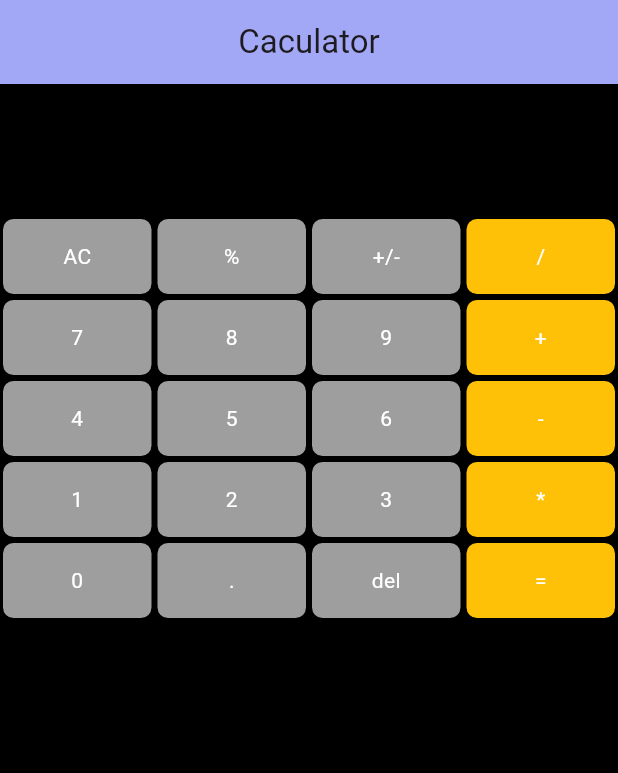
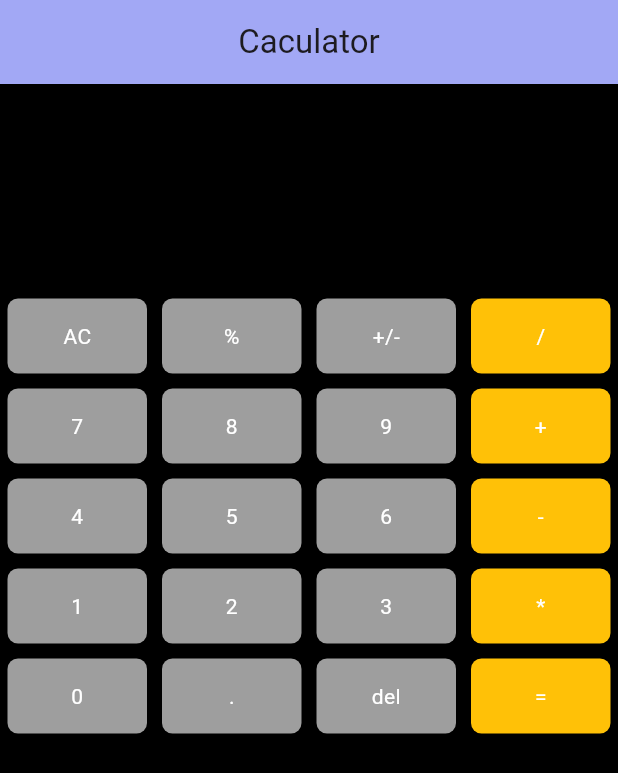
Before and after one commit to naushadali1/calculator, a Flutter app: the screen it shows after launch, on a phone screen of 412 x 824 dp. Shown: the top 773 px of the screen. Run offline on Flutter 3.47's test engine with Material 3 defaults, Android fonts, the phone set to English and light mode, and no system bars; our stand-ins replace math_expressions.

Commit message:
complete Cacullator App

```diff
--- a/lib/components/button.dart
+++ b/lib/components/button.dart
@@ -1,7 +1,7 @@
 import 'package:flutter/material.dart';
 
 // ignore: must_be_immutable
-class MyButton extends StatelessWidget {
+class MyButton extends StatefulWidget {
   final String title;
   final Color colors;
   final VoidCallback onpress;
@@ -12,19 +12,24 @@ class MyButton extends StatelessWidget {
       required this.onpress});
 
   @override
+  State<MyButton> createState() => _MyButtonState();
+}
+
+class _MyButtonState extends State<MyButton> {
+  @override
   Widget build(BuildContext context) {
     return Expanded(
       child: Padding(
-        padding: const EdgeInsets.symmetric(vertical: 2.0, horizontal: 2),
+        padding: const EdgeInsets.symmetric(vertical: 5, horizontal: 5),
         child: InkWell(
-          onTap: onpress,
+          onTap: widget.onpress,
           child: Container(
             height: 50,
             decoration: BoxDecoration(
-                color: colors, borderRadius: BorderRadius.circular(7)),
+                color: widget.colors, borderRadius: BorderRadius.circular(7)),
             child: Center(
                 child: Text(
-              title,
+              widget.title,
               style: const TextStyle(color: Colors.white),
             )),
           ),
--- a/lib/main.dart
+++ b/lib/main.dart
@@ -1,5 +1,6 @@
 import 'package:calculator/components/button.dart';
 import 'package:flutter/material.dart';
+import 'package:math_expressions/math_expressions.dart';
 
 void main() {
   runApp(const MyApp());
@@ -18,9 +19,6 @@ class _MyAppState extends State<MyApp> {
   @override
   Widget build(BuildContext context) {
     return MaterialApp(
-      theme: ThemeData(
-        primarySwatch: Colors.blue,
-      ),
       debugShowCheckedModeBanner: false,
       home: Scaffold(
         backgroundColor: Colors.black,
@@ -28,24 +26,26 @@ class _MyAppState extends State<MyApp> {
           title: const Center(child: Text('Caculator')),
           backgroundColor: const Color.fromARGB(255, 162, 168, 245),
         ),
-        body: Padding(
-          padding: const EdgeInsets.symmetric(vertical: 10),
+        body: SafeArea(
+          child: Padding(
+            padding: const EdgeInsets.symmetric(vertical: 30),
             child: Column(
               children: [
                 Expanded(
+                  flex: 1,
                   child: Padding(
-                  padding: const EdgeInsets.symmetric(vertical: 20),
+                    padding: const EdgeInsets.symmetric(vertical: 50.0),
                     child: Column(
                       children: [
                         Text(
                           userInput.toString(),
-                        style:
-                            const TextStyle(fontSize: 20, color: Colors.white),
+                          style: const TextStyle(
+                              fontSize: 20, color: Colors.white),
                         ),
                         Text(
                           result.toString(),
-                        style:
-                            const TextStyle(fontSize: 20, color: Colors.white),
+                          style: const TextStyle(
+                              fontSize: 20, color: Colors.white),
                         ),
                         Expanded(
                           flex: 2,
@@ -57,21 +57,31 @@ class _MyAppState extends State<MyApp> {
                                     title: 'AC',
                                     onpress: () {
                                       userInput = '';
+                                      result = '';
                                       setState(() {});
                                     },
                                   ),
                                   MyButton(
                                     title: '%',
-                                  onpress: () {},
+                                    onpress: () {
+                                      userInput += '%';
+                                      setState(() {});
+                                    },
                                   ),
                                   MyButton(
                                     title: '+/-',
-                                  onpress: () {},
+                                    onpress: () {
+                                      userInput += '+/-';
+                                      setState(() {});
+                                    },
                                   ),
                                   MyButton(
                                     title: '/',
                                     colors: Colors.amber,
-                                  onpress: () {},
+                                    onpress: () {
+                                      userInput += '/';
+                                      setState(() {});
+                                    },
                                   ),
                                 ],
                               ),
@@ -101,7 +111,10 @@ class _MyAppState extends State<MyApp> {
                                   MyButton(
                                     title: '+',
                                     colors: Colors.amber,
-                                  onpress: () {},
+                                    onpress: () {
+                                      userInput += '+';
+                                      setState(() {});
+                                    },
                                   ),
                                 ],
                               ),
@@ -131,7 +144,10 @@ class _MyAppState extends State<MyApp> {
                                   MyButton(
                                     title: '-',
                                     colors: Colors.amber,
-                                  onpress: () {},
+                                    onpress: () {
+                                      userInput += '-';
+                                      setState(() {});
+                                    },
                                   ),
                                 ],
                               ),
@@ -161,7 +177,10 @@ class _MyAppState extends State<MyApp> {
                                   MyButton(
                                     title: '*',
                                     colors: Colors.amber,
-                                  onpress: () {},
+                                    onpress: () {
+                                      userInput += '*';
+                                      setState(() {});
+                                    },
                                   ),
                                 ],
                               ),
@@ -183,12 +202,21 @@ class _MyAppState extends State<MyApp> {
                                   ),
                                   MyButton(
                                     title: 'del',
-                                  onpress: () {},
+                                    onpress: () {
+                                      userInput = userInput.substring(
+                                          0, userInput.length - 1);
+                                      result = '';
+
+                                      setState(() {});
+                                    },
                                   ),
                                   MyButton(
                                     title: '=',
                                     colors: Colors.amber,
-                                  onpress: () {},
+                                    onpress: () {
+                                      equalans();
+                                      setState(() {});
+                                    },
                                   ),
                                 ],
                               ),
@@ -203,6 +231,15 @@ class _MyAppState extends State<MyApp> {
             ),
           ),
         ),
+      ),
     );
   }
+
+  void equalans() {
+    Parser p = Parser();
+    Expression expression = p.parse(userInput);
+    ContextModel contextModel = ContextModel();
+    double eval = expression.evaluate(EvaluationType.REAL, contextModel);
+    result = eval.toString();
   }
+}
--- a/pubspec.yaml
+++ b/pubspec.yaml
@@ -30,10 +30,7 @@ environment:
 dependencies:
   flutter:
     sdk: flutter
-
-
-  # The following adds the Cupertino Icons font to your application.
-  # Use with the CupertinoIcons class for iOS style icons.
+  math_expressions: ^2.4.0
   cupertino_icons: ^1.0.2
 
 dev_dependencies:
```
Also changed, not shown: pubspec.lock. Lines whose indentation alone changed are shown as unchanged.
